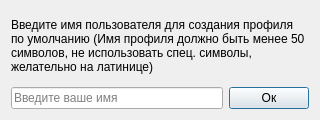
Old version of the form src/popupwindow.ui in the repository A-Mikhail/QT_eye_detection.
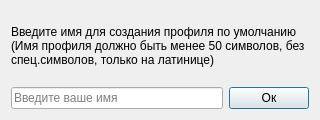
New version of the form.

```diff
--- a/src/popupwindow.ui
+++ b/src/popupwindow.ui
@@ -57,7 +57,7 @@
      <item row="1" column="0" colspan="2">
       <widget class="QLabel" name="label">
        <property name="text">
-        <string>Введите имя пользователя для создания профиля по умолчанию (Имя профиля должно быть менее 50 символов, не использовать спец. символы, желательно на латинице)</string>
+        <string>Введите имя для создания профиля по умолчанию (Имя профиля должно быть менее 50 символов, без спец.символов, только на латинице)</string>
        </property>
        <property name="textFormat">
         <enum>Qt::PlainText</enum>
```
